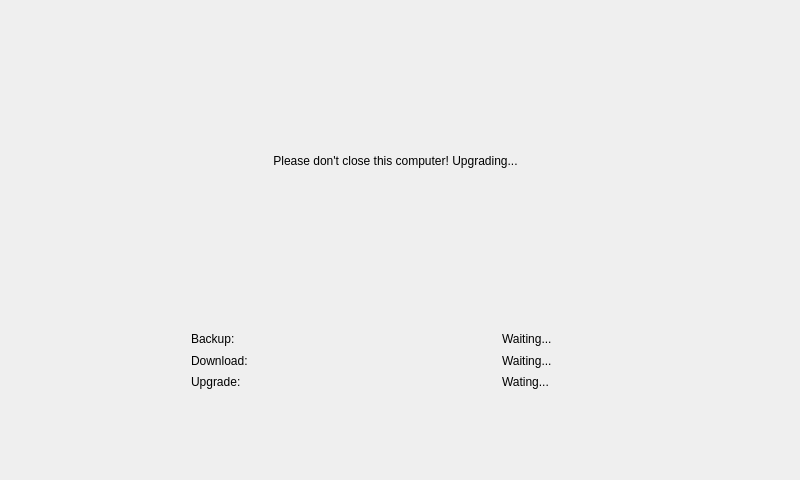
This is tank/hnupgradewidget.ui in photonlili/Tank as Qt 5 draws it before an edit. The edited form follows.
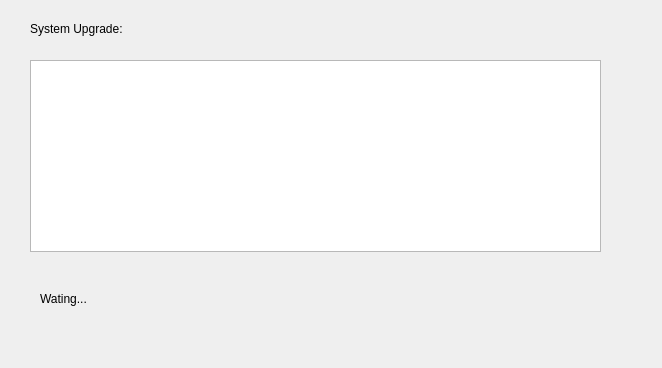
This is the edited form. Custom widgets are drawn as their Qt base class.

The edit to the form file:
```diff
--- a/tank/hnupgradewidget.ui
+++ b/tank/hnupgradewidget.ui
@@ -6,8 +6,8 @@
    <rect>
     <x>0</x>
     <y>0</y>
-    <width>800</width>
-    <height>480</height>
+    <width>662</width>
+    <height>368</height>
    </rect>
   </property>
   <property name="windowTitle">
@@ -34,81 +34,51 @@
      <widget class="QLabel" name="lbTip">
       <property name="geometry">
        <rect>
-        <x>180</x>
-        <y>140</y>
-        <width>431</width>
-        <height>41</height>
+        <x>30</x>
+        <y>20</y>
+        <width>231</width>
+        <height>17</height>
        </rect>
       </property>
       <property name="text">
-       <string>Please don't close this computer! Upgrading...</string>
+       <string>System Upgrade:</string>
       </property>
       <property name="alignment">
-       <set>Qt::AlignCenter</set>
+       <set>Qt::AlignLeading|Qt::AlignLeft|Qt::AlignVCenter</set>
       </property>
      </widget>
-     <widget class="QWidget" name="layoutWidget">
+     <widget class="HNProgressBar" name="widgetUpgrade" native="true">
       <property name="geometry">
        <rect>
-        <x>180</x>
-        <y>320</y>
-        <width>431</width>
-        <height>81</height>
+        <x>30</x>
+        <y>330</y>
+        <width>561</width>
+        <height>17</height>
        </rect>
       </property>
-      <layout class="QGridLayout" name="gridLayout">
-       <item row="3" column="0">
-        <widget class="QLabel" name="label_3">
-         <property name="text">
-          <string>Upgrade:</string>
-         </property>
-        </widget>
-       </item>
-       <item row="0" column="1" colspan="2">
-        <widget class="HNProgressBar" name="widgetBackup" native="true"/>
-       </item>
-       <item row="3" column="1" colspan="2">
-        <widget class="HNProgressBar" name="widgetUpgrade" native="true"/>
-       </item>
-       <item row="1" column="1" colspan="2">
-        <widget class="HNProgressBar" name="widgetDownload" native="true"/>
-       </item>
-       <item row="0" column="0">
-        <widget class="QLabel" name="label">
-         <property name="text">
-          <string>Backup:</string>
-         </property>
-        </widget>
-       </item>
-       <item row="0" column="3">
-        <widget class="QLabel" name="lbBack">
-         <property name="text">
-          <string>Waiting...</string>
-         </property>
-        </widget>
-       </item>
-       <item row="1" column="3">
-        <widget class="QLabel" name="lbDown">
-         <property name="text">
-          <string>Waiting...</string>
-         </property>
-        </widget>
-       </item>
-       <item row="3" column="3">
-        <widget class="QLabel" name="lbUpgrade">
-         <property name="text">
-          <string>Wating...</string>
-         </property>
-        </widget>
-       </item>
-       <item row="1" column="0">
-        <widget class="QLabel" name="label_2">
-         <property name="text">
-          <string>Download:</string>
-         </property>
-        </widget>
-       </item>
-      </layout>
+     </widget>
+     <widget class="QLabel" name="lbUpgrade">
+      <property name="geometry">
+       <rect>
+        <x>40</x>
+        <y>290</y>
+        <width>103</width>
+        <height>17</height>
+       </rect>
+      </property>
+      <property name="text">
+       <string>Wating...</string>
+      </property>
+     </widget>
+     <widget class="QTextBrowser" name="tbVersion">
+      <property name="geometry">
+       <rect>
+        <x>30</x>
+        <y>60</y>
+        <width>571</width>
+        <height>192</height>
+       </rect>
+      </property>
      </widget>
     </widget>
    </item>
```
